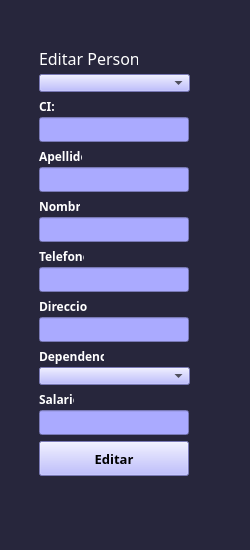
stel0/TP-PYTHON, file Prueba tp/form_editar_persona.ui: the form before one commit.
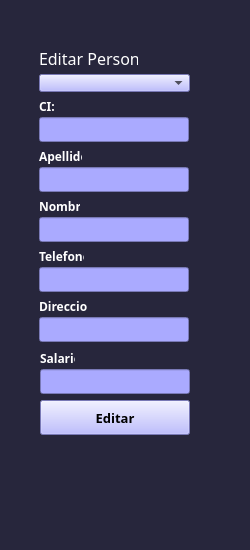
The form after the commit.

```diff
--- a/Prueba tp/form_editar_persona.ui
+++ b/Prueba tp/form_editar_persona.ui
@@ -257,34 +257,11 @@
      <string>Direccion:</string>
     </property>
    </widget>
-   <widget class="QLabel" name="label_6">
-    <property name="geometry">
-     <rect>
-      <x>9</x>
-      <y>308</y>
-      <width>65</width>
-      <height>16</height>
-     </rect>
-    </property>
-    <property name="font">
-     <font>
-      <family>Candara</family>
-      <weight>75</weight>
-      <bold>true</bold>
-     </font>
-    </property>
-    <property name="styleSheet">
-     <string notr="true">color:white;</string>
-    </property>
-    <property name="text">
-     <string>Dependencia:</string>
-    </property>
-   </widget>
    <widget class="QLabel" name="label_7">
     <property name="geometry">
      <rect>
-      <x>9</x>
-      <y>351</y>
+      <x>10</x>
+      <y>310</y>
       <width>35</width>
       <height>16</height>
      </rect>
@@ -306,8 +283,8 @@
    <widget class="QLineEdit" name="campo_salario">
     <property name="geometry">
      <rect>
-      <x>9</x>
-      <y>370</y>
+      <x>10</x>
+      <y>329</y>
       <width>150</width>
       <height>25</height>
      </rect>
@@ -348,8 +325,8 @@
    <widget class="QPushButton" name="boton_editar">
     <property name="geometry">
      <rect>
-      <x>9</x>
-      <y>401</y>
+      <x>10</x>
+      <y>360</y>
       <width>150</width>
       <height>35</height>
      </rect>
@@ -384,19 +361,6 @@
      <string>Editar</string>
     </property>
    </widget>
-   <widget class="QComboBox" name="lista_dependencias">
-    <property name="geometry">
-     <rect>
-      <x>9</x>
-      <y>327</y>
-      <width>151</width>
-      <height>18</height>
-     </rect>
-    </property>
-    <property name="styleSheet">
-     <string notr="true">background-color:rgb(170, 170, 255);</string>
-    </property>
-   </widget>
    <widget class="QComboBox" name="lista_personas">
     <property name="geometry">
      <rect>
```
